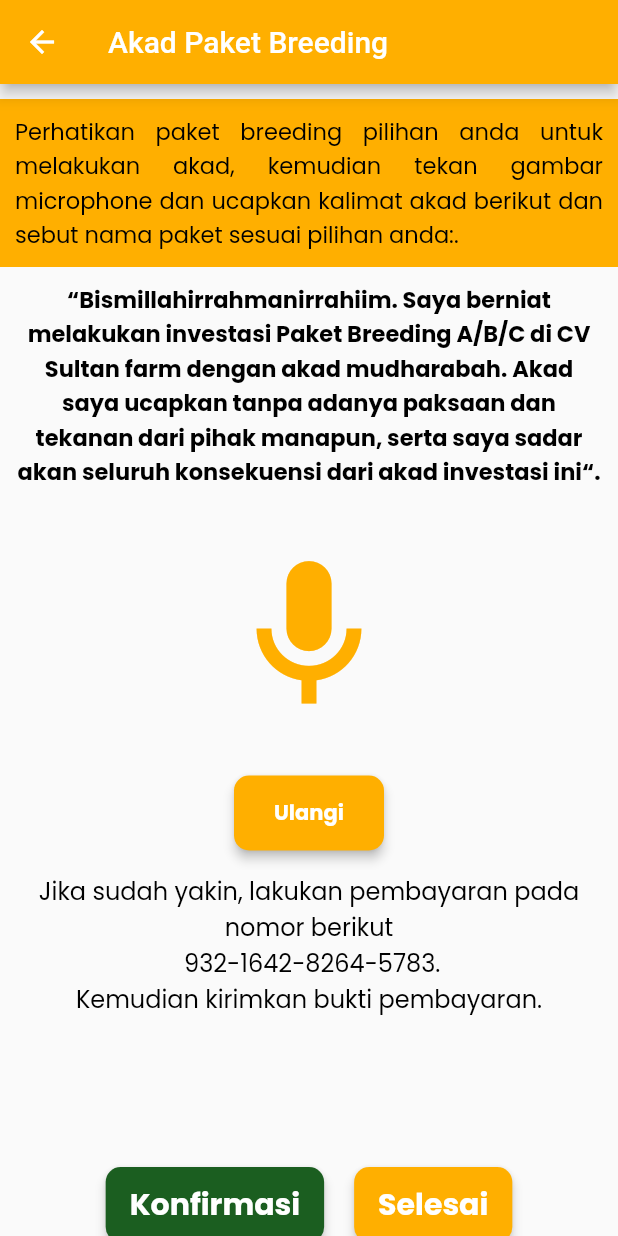
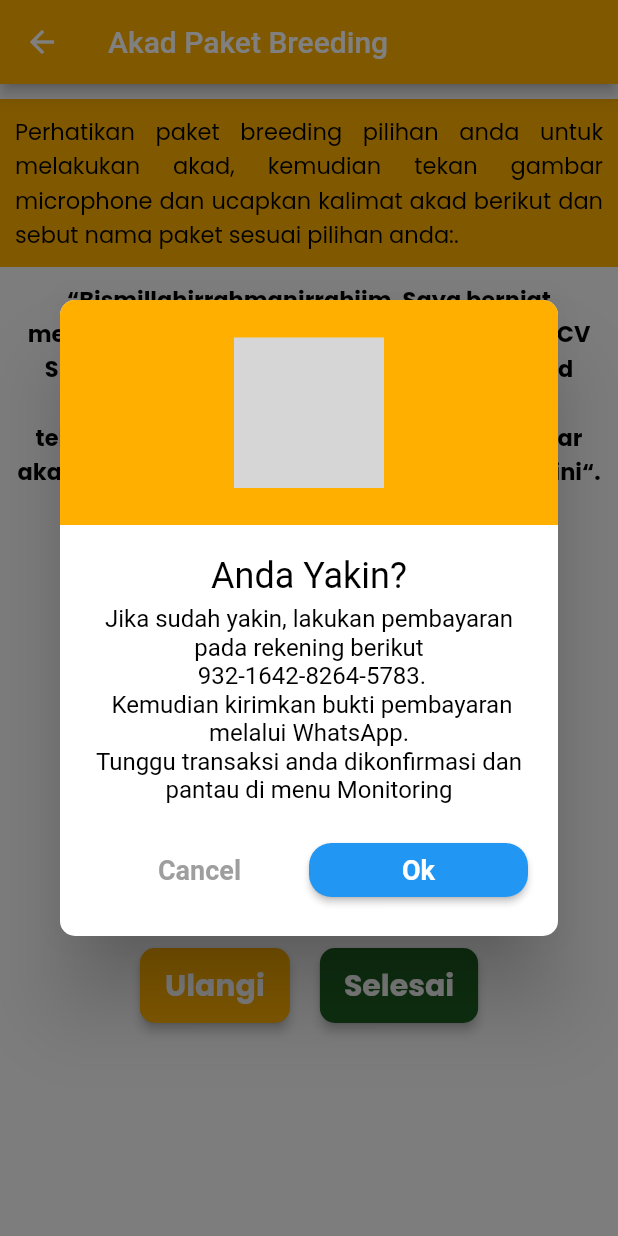
Before and after one commit to achmadtaufiqhidayat/Prototype_MobileFramework_SF, a Flutter app: the Akad screen opened directly, after a tap on "Selesai", on a phone screen of 412 x 824 dp. Run offline on Flutter 3.47's test engine with Material 2 defaults, Android fonts, the light colour scheme and no system bars; our stand-ins replace cool_alert, dropdown_button2, google_fonts, google_nav_bar, page_transition, smooth_page_indicator; grey boxes are pictures that could not be loaded.

Commit message:
update akad dan dialog

```diff
--- a/prototype_mobile_sultanfarm/lib/main.dart
+++ b/prototype_mobile_sultanfarm/lib/main.dart
@@ -24,7 +24,7 @@
     return MaterialApp(
       debugShowCheckedModeBanner: false,
       title: 'Sultan Farm',
-      home: Akad(),
+      home: SplashScreen(),
     );
   }
 }
--- a/prototype_mobile_sultanfarm/lib/view/Akad.dart
+++ b/prototype_mobile_sultanfarm/lib/view/Akad.dart
@@ -1,6 +1,9 @@
 import 'package:flutter/material.dart';
 import 'package:google_fonts/google_fonts.dart';
+import 'package:prototype_mobile_sultanfarm/controller/navBottom.dart';
+import 'package:prototype_mobile_sultanfarm/view/Home.dart';
 import 'package:url_launcher/url_launcher.dart';
+import 'package:cool_alert/cool_alert.dart';
 
 class Akad extends StatefulWidget {
   const Akad({Key? key}) : super(key: key);
@@ -63,29 +66,29 @@
                   SizedBox(
                     height: 25,
                   ),
-                  ElevatedButton(
-                    onPressed: () {},
-                    child: Text("Ulangi",
-                        style: GoogleFonts.getFont("Poppins",
-                            fontSize: 14, fontWeight: FontWeight.bold)),
-                    style: ElevatedButton.styleFrom(
-                        primary: Color(0xFFFFAF00),
-                        onPrimary: Colors.white,
-                        minimumSize: Size(100, 50),
-                        shape: RoundedRectangleBorder(
-                          borderRadius: BorderRadius.circular(10),
-                        ),
-                        elevation: 3),
-                  ),
+                  // ElevatedButton(
+                  //   onPressed: () {},
+                  //   child: Text("Ulangi",
+                  //       style: GoogleFonts.getFont("Poppins",
+                  //           fontSize: 14, fontWeight: FontWeight.bold)),
+                  //   style: ElevatedButton.styleFrom(
+                  //       primary: Color(0xFFFFAF00),
+                  //       onPrimary: Colors.white,
+                  //       minimumSize: Size(100, 50),
+                  //       shape: RoundedRectangleBorder(
+                  //         borderRadius: BorderRadius.circular(10),
+                  //       ),
+                  //       elevation: 3),
+                  // ),
                   SizedBox(
                     height: 15,
                   ),
-                  Text(
-                    "Jika sudah yakin, lakukan pembayaran pada nomor berikut\n 932-1642-8264-5783.\nKemudian kirimkan bukti pembayaran.",
-                    style: GoogleFonts.getFont("Poppins",
-                        color: Colors.black, fontSize: 16),
-                    textAlign: TextAlign.center,
-                  ),
+                  // Text(
+                  //   "Jika sudah yakin, lakukan pembayaran pada nomor berikut\n 932-1642-8264-5783.\nKemudian kirimkan bukti pembayaran.",
+                  //   style: GoogleFonts.getFont("Poppins",
+                  //       color: Colors.black, fontSize: 16),
+                  //   textAlign: TextAlign.center,
+                  // ),
                   SizedBox(
                     height: 100,
                   ),
@@ -94,32 +97,64 @@
                     mainAxisAlignment: MainAxisAlignment.center,
                     children: <Widget>[
                       ElevatedButton(
-                          onPressed: () {
-                            _lauchW(
-                                "https://api.whatsapp.com/send/?phone=6285101813779&text=Hallo %2C+ Saya ingin mengkonfirmasi pembayaran.%2A&type=phone_number&app_absent=0");
-                          },
-                          style: ElevatedButton.styleFrom(
-                              primary: Colors.green[900],
-                              onPrimary: Colors.white,
-                              minimumSize: Size(100, 50),
-                              shape: RoundedRectangleBorder(
-                                borderRadius: BorderRadius.circular(10),
-                              ),
-                              elevation: 3),
-                          child: Text(
-                            "Konfirmasi",
-                            style: GoogleFonts.getFont("Poppins",
-                                color: Colors.white,
-                                fontWeight: FontWeight.bold,
-                                fontSize: 20),
-                          )),
+                        onPressed: () {},
+                        child: Text(
+                          "Ulangi",
+                          style: GoogleFonts.getFont("Poppins",
+                              color: Colors.white,
+                              fontWeight: FontWeight.bold,
+                              fontSize: 20),
+                        ),
+                        style: ElevatedButton.styleFrom(
+                            primary: Color(0xFFFFAF00),
+                            onPrimary: Colors.white,
+                            minimumSize: Size(100, 50),
+                            shape: RoundedRectangleBorder(
+                              borderRadius: BorderRadius.circular(10),
+                            ),
+                            elevation: 3),
+                      ),
+                      // ElevatedButton(
+                      //     onPressed: () {
+                      //       _lauchW(
+                      //           "https://api.whatsapp.com/send/?phone=6285101813779&text=Hallo %2C+ Saya ingin mengkonfirmasi pembayaran.%2A&type=phone_number&app_absent=0");
+                      //     },
+                      //     style: ElevatedButton.styleFrom(
+                      //         primary: Colors.green[900],
+                      //         onPrimary: Colors.white,
+                      //         minimumSize: Size(100, 50),
+                      //         shape: RoundedRectangleBorder(
+                      //           borderRadius: BorderRadius.circular(10),
+                      //         ),
+                      //         elevation: 3),
+                      //     child: Text(
+                      //       "Konfirmasi",
+                      //       style: GoogleFonts.getFont("Poppins",
+                      //           color: Colors.white,
+                      //           fontWeight: FontWeight.bold,
+                      //           fontSize: 20),
+                      //     )),
                       SizedBox(
                         width: 20,
                       ),
                       ElevatedButton(
-                        onPressed: () {},
+                        onPressed: () {
+                          CoolAlert.show(
+                              backgroundColor: Color(0xFFFFAF00),
+                              context: context,
+                              type: CoolAlertType.confirm,
+                              title: "Anda Yakin?",
+                              text:
+                                  "Jika sudah yakin, lakukan pembayaran pada rekening berikut\n 932-1642-8264-5783.\n Kemudian kirimkan bukti pembayaran melalui WhatsApp.\nTunggu transaksi anda dikonfirmasi dan pantau di menu Monitoring",
+                              onConfirmBtnTap: () {
+                                Navigator.push(
+                                    context,
+                                    MaterialPageRoute(
+                                        builder: (context) => navBottom()));
+                              });
+                        },
                         style: ElevatedButton.styleFrom(
-                            primary: Color(0xFFFFAF00),
+                            primary: Colors.green[900],
                             onPrimary: Colors.white,
                             minimumSize: Size(100, 50),
                             shape: RoundedRectangleBorder(
--- a/prototype_mobile_sultanfarm/pubspec.yaml
+++ b/prototype_mobile_sultanfarm/pubspec.yaml
@@ -44,6 +44,7 @@
   smooth_page_indicator: ^1.0.0+2
   persistent_bottom_nav_bar: ^4.0.2
   url_launcher: ^6.1.5
+  cool_alert: ^1.1.0
 
 
 
```
Also changed, not shown: prototype_mobile_sultanfarm/pubspec.lock.
